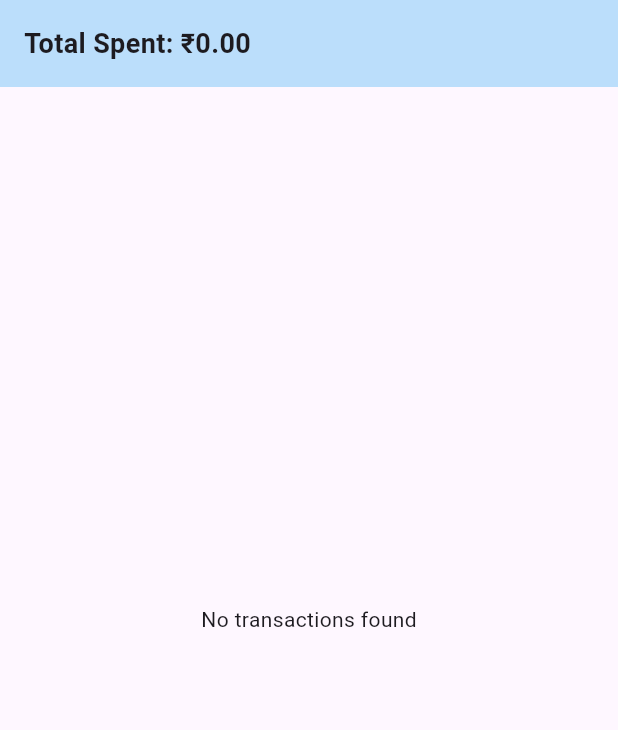
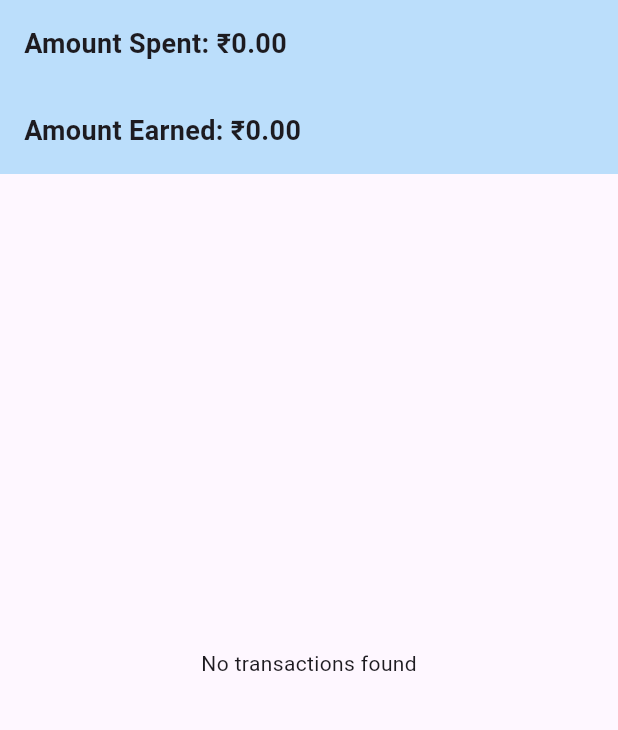
Before and after one commit to kumarutkarshuk/daily_wallet_log, a Flutter app: the screen it shows after launch, after a tap on the "refresh" icon, on a phone screen of 412 x 824 dp, the part 84-814 px from its top. Run offline on Flutter 3.47's test engine with Material 3 defaults, Android fonts, the phone set to English and light mode, and no system bars; our stand-ins replace flutter_local_notifications, hive, hive_flutter, permission_handler; missing offline and left inert: another_telephony, workmanager; accounts and stored records are empty.

Commit message:
feat: Implement background job for daily transaction processing and SMS reading
- Added BackgroundJob class to handle background tasks using Workmanager.
- Implemented processTransactionsFromLastDay method to read transactions from the last day and send notifications.
- Integrated FlutterLocalNotificationsPlugin for displaying daily spending and earning notifications.
- Created Utility class with readBankSMS method to fetch and parse bank SMS messages for transactions.
- Added permission handling for SMS and notifications.

```diff
--- a/lib/main.dart
+++ b/lib/main.dart
@@ -1,43 +1,33 @@
+import 'dart:async';
+
 import 'package:daily_wallet_log/models/transaction_model.dart';
 import 'package:daily_wallet_log/screens/home/home.dart';
+import 'package:daily_wallet_log/utility/background_job.dart';
+import 'package:daily_wallet_log/utility/utility.dart';
 import 'package:flutter/material.dart';
-import 'package:flutter_local_notifications/flutter_local_notifications.dart';
 import 'package:hive_flutter/hive_flutter.dart';
 import 'package:workmanager/workmanager.dart';
 
-final FlutterLocalNotificationsPlugin notifications = FlutterLocalNotificationsPlugin();
-
 void main() async {
   WidgetsFlutterBinding.ensureInitialized();
+
   await Hive.initFlutter();
   Hive.registerAdapter(TransactionModelAdapter());
   await Hive.openBox<TransactionModel>('transactions');
-  await Workmanager().initialize(callbackDispatcher);
+
+  await Utility.askNotificationsPermission();
+
+  // android's limitation of min 15 mins for scheduled tasks
+  await Workmanager().initialize(BackgroundJob.callbackDispatcher);
   await Workmanager().registerPeriodicTask("1", "dailyTask",
-      frequency: const Duration(hours: 24));
+      frequency: const Duration(hours: 24), existingWorkPolicy: ExistingPeriodicWorkPolicy.replace);
+
+  // testing
+  Timer.periodic(const Duration(seconds: 10), (timer) {
+    BackgroundJob.processTransactionsFromLastDay();
+  });
 
   runApp(MyApp());
-}
-
-// dispatcher is a traffic controller for background tasks
-void callbackDispatcher() {
-  Workmanager().executeTask((task, inputData) async {
-    await Hive.initFlutter();
-    Hive.registerAdapter(TransactionModelAdapter());
-    var box = await Hive.openBox<TransactionModel>('transactions');
-
-    final today = DateTime.now();
-    final dailyTotal = box.values
-        .where((t) => t.date.day == today.day && t.type == "debit")
-        .fold(0.0, (sum, t) => sum + t.amount);
-
-    const details = NotificationDetails(
-        android: AndroidNotificationDetails('daily', 'Daily Summary')
-    );
-    await notifications.show(0, "Daily Expense", "₹${dailyTotal.toStringAsFixed(2)} spent today", details);
-
-    return Future.value(true);
-  });
 }
 
 class MyApp extends StatelessWidget {
@@ -45,8 +35,6 @@ class MyApp extends StatelessWidget {
 
   @override
   Widget build(BuildContext context) {
-    return MaterialApp(
-      home: Home(),
-    );
+    return MaterialApp(home: Home());
   }
 }
--- a/lib/models/transaction_model.dart
+++ b/lib/models/transaction_model.dart
@@ -8,13 +8,20 @@ class TransactionModel {
   final double amount;
 
   @HiveField(1)
-  final String type; // "credit" or "debit"
+  // final TransactionType type; // hive can't store enums directly
+  final int typeIndex;
 
   @HiveField(2)
   final DateTime date;
 
   @HiveField(3)
-  final String description;
+  final String message;
 
-  TransactionModel(this.amount, this.type, this.date, this.description);
+  TransactionModel(this.amount, this.typeIndex, this.date, this.message);
+
+  TransactionType get type => TransactionType.values[typeIndex];
 }
+
+enum TransactionType {
+  credit, debit
+}
--- a/lib/screens/home/home.dart
+++ b/lib/screens/home/home.dart
@@ -1,9 +1,7 @@
 import 'package:daily_wallet_log/models/transaction_model.dart';
+import 'package:daily_wallet_log/utility/utility.dart';
 import 'package:flutter/material.dart';
 import 'package:hive_flutter/hive_flutter.dart';
-import 'package:telephony/telephony.dart';
-
-final telephony = Telephony.instance;
 
 class Home extends StatefulWidget {
   const Home({super.key});
@@ -18,49 +16,21 @@ class _Home extends State<Home> {
   @override
   void initState() {
     super.initState();
-    _readBankSMS();
+    Utility.readBankSMS();
+
   }
 
-  Future<void> _readBankSMS() async {
-    bool? granted = await telephony.requestSmsPermissions;
-    if (granted ?? false) {
-      List<SmsMessage> messages = await telephony.getInboxSms();
-
-      for (var msg in messages) {
-        if (msg.body != null && msg.body!.toLowerCase().contains("debited")) {
-          final match = RegExp(r'Rs\.? ?(\d+\.?\d*)').firstMatch(msg.body!);
-          if (match != null) {
-            double amount = double.parse(match.group(1)!);
-            final alreadyExists = box.values.any((t) => t.description == msg.body);
-            if (!alreadyExists) {
-              box.add(TransactionModel(amount, "debit", DateTime.fromMillisecondsSinceEpoch(msg.date!), msg.body!));
-            }
-          }
-        }
-      }
-
-      setState(() {});
-    }
+  double _calcTotalAmount(List<TransactionModel> allTxns, TransactionType transactionType){
+    return allTxns
+        .where((t) => t.type == transactionType)
+        .fold(0.0, (sum, t) => sum + t.amount);
   }
-
-  // List<TransactionModel> _getTransactionsByRange(DateTime start, DateTime end) {
-  //   final box = Hive.box<TransactionModel>('transactions');
-  //   return box.values.where((t) => t.date.isAfter(start) && t.date.isBefore(end)).toList();
-  // }
-
-  // double _getTotal(List<TransactionModel> txns) =>
-  //     txns.fold(0.0, (sum, t) => sum + t.amount);
-
-  // final now = DateTime.now();
-  // final weekAgo = now.subtract(const Duration(days: 7));
-  // final weeklyTotal = getTotal(getTransactionsByRange(weekAgo, now));
 
   @override
   Widget build(BuildContext context) {
     final allTxns = box.values.toList();
-    final totalSpent = allTxns
-        .where((t) => t.type == "debit")
-        .fold(0.0, (sum, t) => sum + t.amount);
+    double totalSpent = _calcTotalAmount(allTxns, TransactionType.debit);
+    double totalEarned = _calcTotalAmount(allTxns, TransactionType.credit);
 
     return Scaffold(
       appBar: AppBar(
@@ -68,8 +38,14 @@ class _Home extends State<Home> {
         actions: [
           IconButton(
             icon: const Icon(Icons.refresh),
-            onPressed: _readBankSMS,
-          )
+            onPressed: () async {
+              await Utility.readBankSMS();
+              setState(() {
+                totalSpent = _calcTotalAmount(allTxns, TransactionType.debit);
+                totalEarned = _calcTotalAmount(allTxns, TransactionType.credit);
+              });
+            },
+          ),
         ],
       ),
       body: Column(
@@ -79,7 +55,16 @@ class _Home extends State<Home> {
             color: Colors.blue.shade100,
             width: double.infinity,
             child: Text(
-              "Total Spent: ₹${totalSpent.toStringAsFixed(2)}",
+              "Amount Spent: ₹${totalSpent.toStringAsFixed(2)}",
+              style: const TextStyle(fontSize: 18, fontWeight: FontWeight.bold),
+            ),
+          ),
+          Container(
+            padding: const EdgeInsets.all(16),
+            color: Colors.blue.shade100,
+            width: double.infinity,
+            child: Text(
+              "Amount Earned: ₹${totalEarned.toStringAsFixed(2)}",
               style: const TextStyle(fontSize: 18, fontWeight: FontWeight.bold),
             ),
           ),
@@ -97,10 +82,10 @@ class _Home extends State<Home> {
                   itemBuilder: (context, i) {
                     final t = txns[i];
                     return ListTile(
-                      title: Text("₹${t.amount} ${t.type}"),
-                      subtitle: Text(t.description),
+                      title: Text("₹${t.amount} (${t.type.name})"),
+                      subtitle: Text(t.message),
                       trailing: Text(
-                        "${t.date.day}/${t.date.month}",
+                        "${t.date.day}/${t.date.month}/${t.date.year}",
                         style: const TextStyle(fontSize: 12),
                       ),
                     );
--- /dev/null
+++ b/lib/utility/utility.dart
@@ -0,0 +1,51 @@
+import 'package:daily_wallet_log/models/transaction_model.dart';
+import 'package:hive_flutter/adapters.dart';
+import 'package:another_telephony/telephony.dart';
+import 'package:permission_handler/permission_handler.dart';
+
+class Utility {
+  static Future<void> readBankSMS() async {
+    final telephony = Telephony.instance;
+    final box = Hive.box<TransactionModel>('transactions');
+
+    bool? granted = await telephony.requestSmsPermissions;
+    if (granted ?? false) {
+      // from last 24 hours
+      List<SmsMessage> messages = await telephony.getInboxSms(
+        filter: SmsFilter.where(SmsColumn.DATE).greaterThan(
+          DateTime.now()
+              .subtract(Duration(hours: 24))
+              .millisecondsSinceEpoch
+              .toString(),
+        ),
+      );
+
+      // matching algo
+      for (var msg in messages) {
+        if (msg.body != null && msg.body!.toLowerCase().contains("rs")) {
+          final match = RegExp(r'Rs\.? ?(\d+\.?\d*)').firstMatch(msg.body!);
+          if (match != null) {
+            double amount = double.parse(match.group(1)!);
+            final alreadyExists = box.values.any((t) => t.message == msg.body);
+            if (!alreadyExists) {
+              box.add(
+                TransactionModel(
+                  amount,
+                  msg.body!.toLowerCase().startsWith("credit") ? TransactionType.credit.index : TransactionType.debit.index,
+                  DateTime.fromMillisecondsSinceEpoch(msg.date!),
+                  msg.body!,
+                ),
+              );
+            }
+          }
+        }
+      }
+    }
+  }
+
+  static Future<void> askNotificationsPermission() async {
+    if (await Permission.notification.isDenied) {
+      await Permission.notification.request();
+    }
+  }
+}
```
Also changed, not shown: lib/utility/background_job.dart (added, +64 -0 lines), pubspec.yaml (+12 -5 lines), lib/models/transaction_model.g.dart, pubspec.lock, 5 other files.
